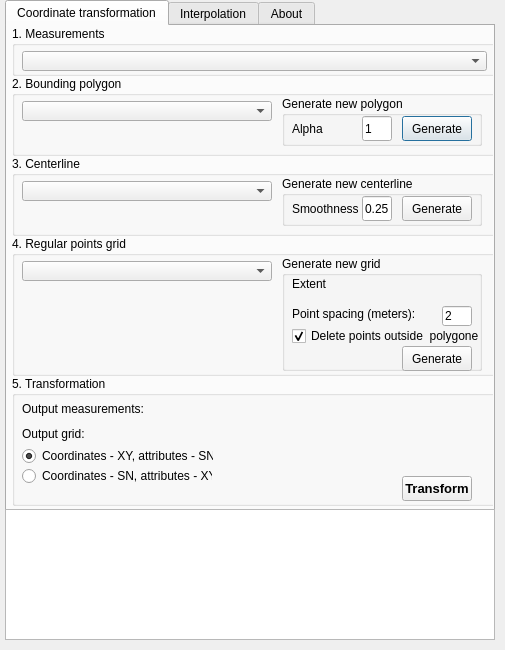
Before: the Qt Designer form curvilinear_coordinator_dialog_base.ui in zaarcvon/curvicoord, drawn with Qt 5.
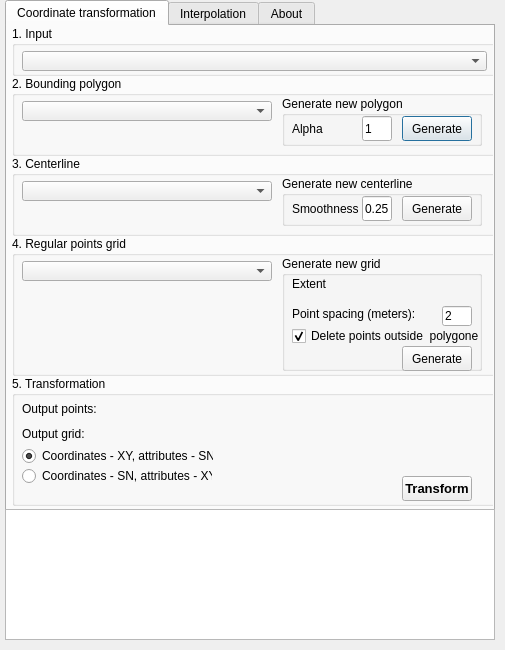
After: the same form once the commit is applied. Custom widgets are drawn as their Qt base class.

What changed in the file:
```diff
--- a/curvilinear_coordinator_dialog_base.ui
+++ b/curvilinear_coordinator_dialog_base.ui
@@ -126,7 +126,7 @@
       </rect>
      </property>
      <property name="title">
-      <string>1. Measurements</string>
+      <string>1. Input</string>
      </property>
      <widget class="QgsMapLayerComboBox" name="measurements_input">
       <property name="geometry">
@@ -371,9 +371,9 @@
      <widget class="QgsFileWidget" name="OutputMeasurements_Widget" native="true">
       <property name="geometry">
        <rect>
-        <x>140</x>
+        <x>99</x>
         <y>25</y>
-        <width>330</width>
+        <width>371</width>
         <height>20</height>
        </rect>
       </property>
@@ -420,7 +420,7 @@
        </rect>
       </property>
       <property name="text">
-       <string>Output measurements:</string>
+       <string>Output points:</string>
       </property>
      </widget>
      <widget class="QLabel" name="label_17">
```
